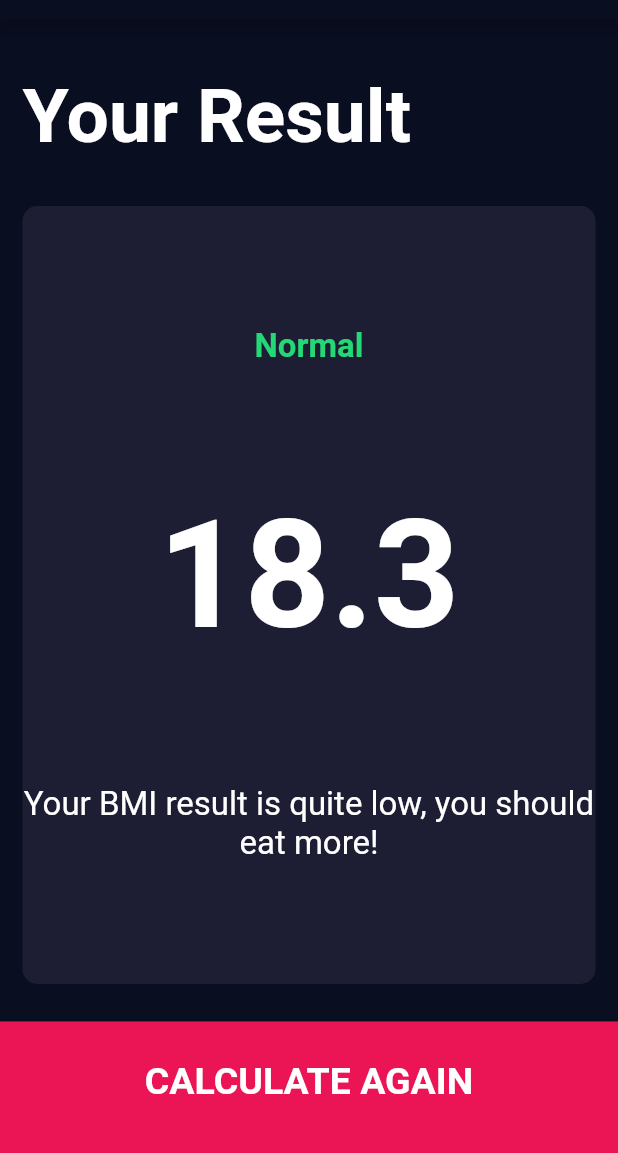
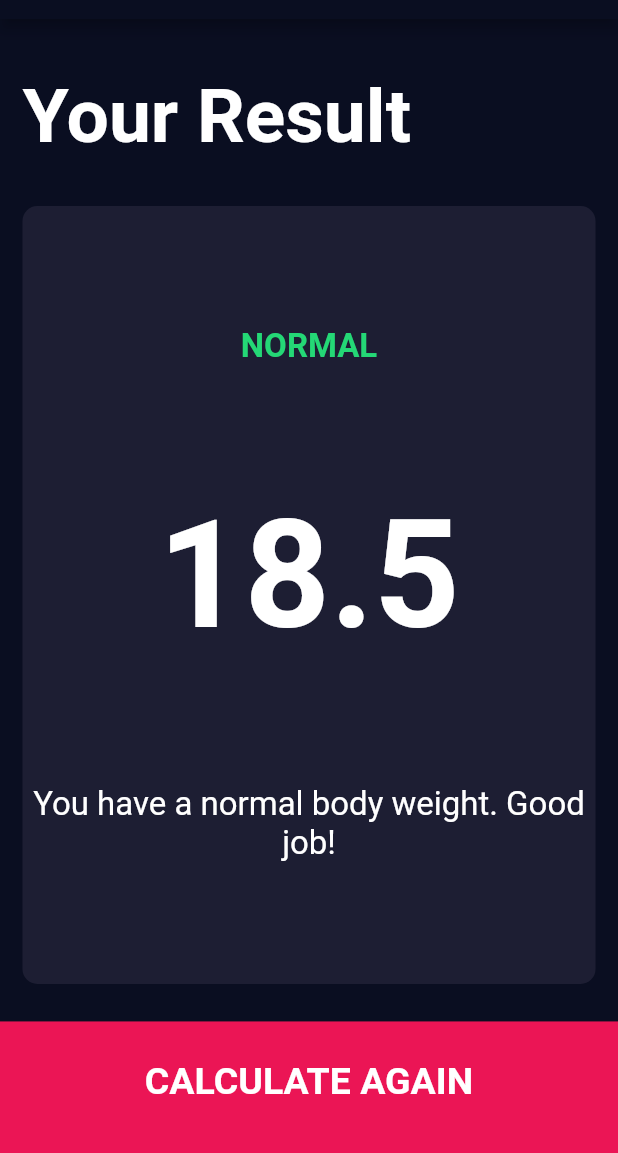
Before and after one commit to salvadorlemus/Flutter, a Flutter app: the screen it shows after launch, after a tap on "CALCULATE", on a phone screen of 412 x 824 dp, the part 65-1218 px from its top. Run offline on Flutter 3.47's test engine with Material 2 defaults, Android fonts, the phone set to English and light mode, and no system bars; our stand-ins replace font_awesome_flutter.

Commit message:
Refactor Screen Change in InputPage to stop using routes and use a direct class for the Navigator, this is due to I need to pass arguments in the Page constructor and I couldn't find a Way to do it. Refactor Main to stop using routes for page navigation. Added BMI calculator logic to the app. Added icons to the app.

```diff
--- /dev/null
+++ b/lib/CalculatorBrain.dart
@@ -0,0 +1,39 @@
+import 'dart:math';
+
+class CalculatorBrain {
+  final height;
+  final weight;
+
+  double _bmi = 0;
+
+  CalculatorBrain({required this.height, required this.weight});
+
+  /// Calculate the BMI
+  String CalculateBMI() {
+    _bmi = weight / pow(height / 100, 2);
+    return _bmi.toStringAsFixed(1);
+  }
+
+  /// Return the result of my weight
+  String GetResult() {
+    _bmi = weight / pow(height / 100, 2);
+    if (_bmi >= 25) {
+      return "Overweight";
+    } else if (_bmi > 18.5) {
+      return "Normal";
+    } else {
+      return "Underweight";
+    }
+  }
+
+  String GetInterpretation() {
+    _bmi = weight / pow(height / 100, 2);
+    if (_bmi >= 25) {
+      return "You have a higher than normal body weight. Try to exercise more.";
+    } else if (_bmi > 18.5) {
+      return "You have a normal body weight. Good job!";
+    } else {
+      return "You have a lower than normal body weight. You can eat a bit more.";
+    }
+  }
+}
--- a/lib/Pages/InputPage.dart
+++ b/lib/Pages/InputPage.dart
@@ -1,5 +1,7 @@
 // Purpose: This file contains the code for the input page of the BMI calculator.
 
+import 'package:base/CalculatorBrain.dart';
+import 'package:base/Pages/ResultsPage.dart';
 import 'package:flutter/material.dart';
 import 'package:font_awesome_flutter/font_awesome_flutter.dart';
 
@@ -8,6 +10,7 @@
 import '../CustomWidgets/CustomIconContentWidget.dart';
 import '../Constants.dart';
 import '../CustomWidgets/RoundIconButton.dart';
+import '../CalculatorBrain.dart';
 
 enum Gender { MALE, FEMALE, UNKNOW }
 
@@ -211,7 +214,18 @@
         BottomButton(
             label: 'CALCULATE',
             onPressed: () {
-              Navigator.pushNamed(context, '/results');
+              CalculatorBrain calc =
+                  CalculatorBrain(height: height, weight: weight);
+              Navigator.push(
+                context,
+                MaterialPageRoute(
+                  builder: (context) => ResultsPage(
+                    bmiResult: calc.CalculateBMI(),
+                    resultText: calc.GetResult(),
+                    interpretation: calc.GetInterpretation(),
+                  ),
+                ),
+              );
             }),
       ]),
     );
--- a/lib/Pages/ResultsPage.dart
+++ b/lib/Pages/ResultsPage.dart
@@ -5,7 +5,15 @@
 import '../CustomWidgets/ReusableCard.dart';
 
 class ResultsPage extends StatelessWidget {
-  const ResultsPage({super.key});
+  final String bmiResult;
+  final String resultText;
+  final String interpretation;
+
+  const ResultsPage(
+      {super.key,
+      required this.bmiResult,
+      required this.resultText,
+      required this.interpretation});
 
   @override
   Widget build(BuildContext context) {
@@ -35,15 +43,15 @@
                 crossAxisAlignment: CrossAxisAlignment.center,
                 children: <Widget>[
                   Text(
-                    'Normal',
+                    resultText.toUpperCase(),
                     style: resultTextStyle2,
                   ),
                   Text(
-                    '18.3',
+                    bmiResult,
                     style: bmiTextStyle,
                   ),
                   Text(
-                    'Your BMI result is quite low, you should eat more!',
+                    interpretation,
                     style: bodyTextStyle,
                     textAlign: TextAlign.center,
                   ),
--- a/lib/main.dart
+++ b/lib/main.dart
@@ -8,9 +8,9 @@
 class BMICalculator extends StatelessWidget {
   @override
   Widget build(BuildContext context) {
-    return MaterialApp(theme: DarkThemeData(), initialRoute: '/', routes: {
-      '/': (context) => InputPage(),
-      '/results': (context) => ResultsPage(),
-    });
+    return MaterialApp(
+      theme: DarkThemeData(),
+      home: InputPage(),
+    );
   }
 }
```
Also changed, not shown: 69 other files.
